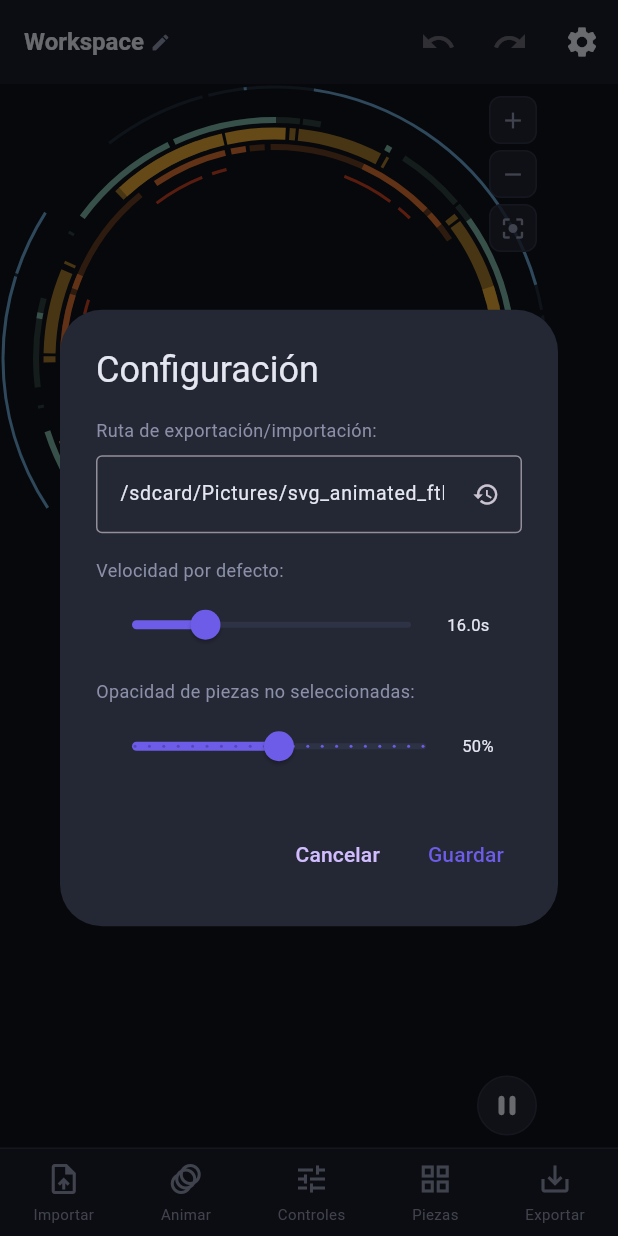
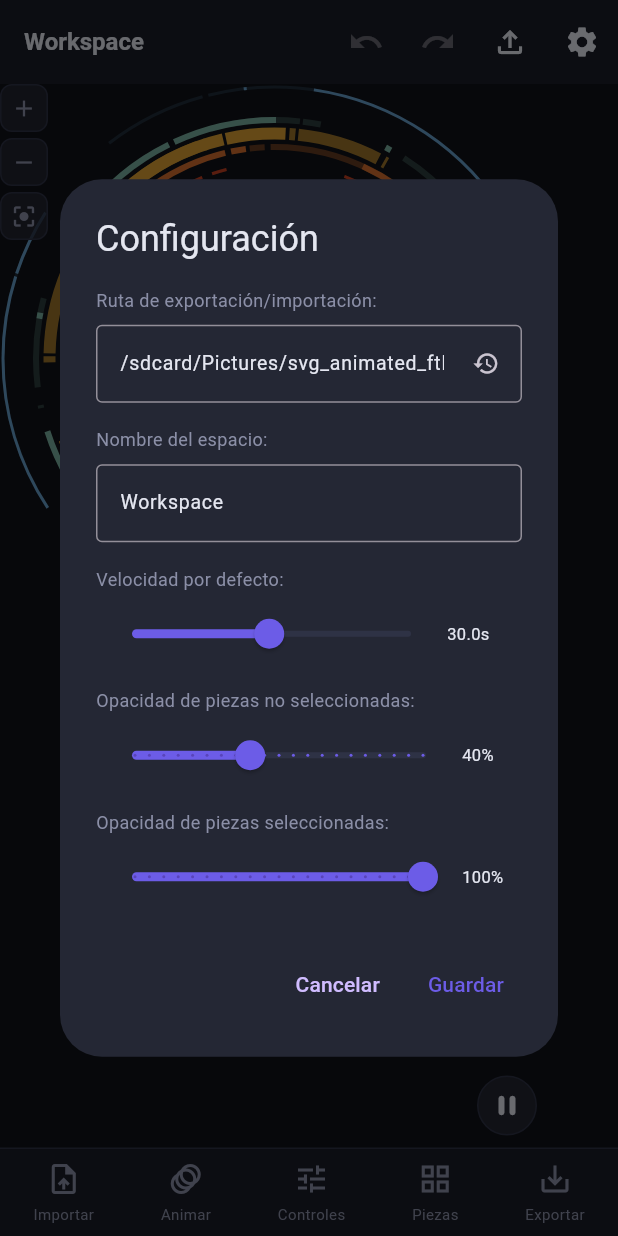
Before and after one commit to siliconvalleyar-oss/svg_animated_ftl, a Flutter app: the screen it shows after launch, after a tap on the "settings" icon, on a phone screen of 412 x 824 dp. Run offline on Flutter 3.47's test engine with Material 3 defaults, Android fonts, the phone set to English and light mode, and no system bars; our stand-ins replace flutter_svg, hive, hive_flutter, permission_handler; accounts and stored records are empty; generated files the repository leaves out were written again.

Commit message:
fix: zoom steps 3%, center button, import/export menu, workspace rename in settings, selection opacity

```diff
--- a/lib/providers/settings_provider.dart
+++ b/lib/providers/settings_provider.dart
@@ -6,16 +6,20 @@
   static const _exportPathKey = 'export_path';
   static const _dimOpacityKey = 'dim_opacity';
   static const _defaultSpeedKey = 'default_speed';
+  static const _selectedOpacityKey = 'selected_opacity';
   static const _defaultPath = '/sdcard/Pictures/svg_animated_ftl';
-  static const double _defaultDimOpacity = 0.5;
-  static const double _initialSpeed = 16.0;
+  static const double _defaultDimOpacity = 0.4;
+  static const double _defaultSelectedOpacity = 1.0;
+  static const double _initialSpeed = 30.0;
 
   String _exportPath = _defaultPath;
   double _dimOpacity = _defaultDimOpacity;
+  double _selectedOpacity = _defaultSelectedOpacity;
   double _speed = _initialSpeed;
 
   String get exportPath => _exportPath;
   double get dimOpacity => _dimOpacity;
+  double get selectedOpacity => _selectedOpacity;
   double get defaultSpeed => _speed;
 
   Future<void> init() async {
@@ -23,6 +27,7 @@
       final box = await Hive.openBox(_boxName);
       _exportPath = box.get(_exportPathKey, defaultValue: _defaultPath);
       _dimOpacity = (box.get(_dimOpacityKey, defaultValue: _defaultDimOpacity)).toDouble();
+      _selectedOpacity = (box.get(_selectedOpacityKey, defaultValue: _defaultSelectedOpacity)).toDouble();
       _speed = (box.get(_defaultSpeedKey, defaultValue: _initialSpeed)).toDouble();
       notifyListeners();
     } catch (e) {
@@ -52,6 +57,17 @@
     }
   }
 
+  Future<void> setSelectedOpacity(double opacity) async {
+    try {
+      _selectedOpacity = opacity.clamp(0.0, 1.0);
+      final box = await Hive.openBox(_boxName);
+      await box.put(_selectedOpacityKey, _selectedOpacity);
+      notifyListeners();
+    } catch (e) {
+      debugPrint('Error saving selected opacity: $e');
+    }
+  }
+
   Future<void> setDefaultSpeed(double speed) async {
     try {
       _speed = speed.clamp(0.5, 60.0);
--- a/lib/screens/home_screen.dart
+++ b/lib/screens/home_screen.dart
@@ -11,6 +11,7 @@
 import '../widgets/controls_panel.dart';
 import '../widgets/elements_list.dart';
 import '../widgets/shapes_grid.dart';
+import '../services/export_service.dart';
 
 class HomeScreen extends StatefulWidget {
   @override
@@ -33,7 +34,7 @@
         builder: (context, settings, _) {
           return Column(
             children: [
-              Expanded(child: SvgPreview(dimOpacity: settings.dimOpacity)),
+              Expanded(child: SvgPreview(dimOpacity: settings.dimOpacity, selectedOpacity: settings.selectedOpacity)),
               if (_selectedPanel >= 0) _buildPanel(),
             ],
           );
@@ -53,23 +54,13 @@
   PreferredSizeWidget _buildAppBar() {
     return AppBar(
       backgroundColor: AppColors.surface,
-      title: GestureDetector(
-        onTap: _renameWorkspace,
-        child: Consumer<SvgProvider>(
-          builder: (context, provider, _) {
-            return Row(
-              mainAxisSize: MainAxisSize.min,
-              children: [
-                Text(
-                  provider.activeWorkspace.name,
-                  style: const TextStyle(fontSize: 16, fontWeight: FontWeight.w600),
-                ),
-                const SizedBox(width: 4),
-                const Icon(Icons.edit, size: 14, color: AppColors.textDim),
-              ],
-            );
-          },
-        ),
+      title: Consumer<SvgProvider>(
+        builder: (context, provider, _) {
+          return Text(
+            provider.activeWorkspace.name,
+            style: const TextStyle(fontSize: 16, fontWeight: FontWeight.w600),
+          );
+        },
       ),
       actions: [
         IconButton(
@@ -83,6 +74,20 @@
           onPressed: context.watch<SvgProvider>().canRedo
               ? () => context.read<SvgProvider>().redo()
               : null,
+        ),
+        PopupMenuButton<String>(
+          icon: const Icon(Icons.file_upload_outlined),
+          onSelected: (value) {
+            if (value == 'import') {
+              _importSvgFromString();
+            } else if (value == 'export') {
+              _exportSvg();
+            }
+          },
+          itemBuilder: (context) => [
+            const PopupMenuItem(value: 'import', child: ListTile(leading: Icon(Icons.upload_file), title: Text('Importar SVG'))),
+            const PopupMenuItem(value: 'export', child: ListTile(leading: Icon(Icons.save_alt), title: Text('Exportar SVG'))),
+          ],
         ),
         IconButton(
           icon: const Icon(Icons.settings),
@@ -302,8 +307,11 @@
 
   void _showSettings() {
     final settings = context.read<SettingsProvider>();
-    final controller = TextEditingController(text: settings.exportPath);
+    final provider = context.read<SvgProvider>();
+    final pathController = TextEditingController(text: settings.exportPath);
+    final nameController = TextEditingController(text: provider.activeWorkspace.name);
     double tempDimOpacity = settings.dimOpacity;
+    double tempSelectedOpacity = settings.selectedOpacity;
     double tempSpeed = settings.defaultSpeed;
 
     showDialog(
@@ -321,7 +329,7 @@
                   const Text('Ruta de exportación/importación:', style: TextStyle(fontSize: 12, color: AppColors.textDim)),
                   const SizedBox(height: 8),
                   TextField(
-                    controller: controller,
+                    controller: pathController,
                     style: const TextStyle(color: AppColors.text, fontSize: 13),
                     decoration: InputDecoration(
                       hintText: '/sdcard/Pictures/svg_animated_ftl',
@@ -330,9 +338,21 @@
                       suffixIcon: IconButton(
                         icon: const Icon(Icons.restore, size: 18),
                         onPressed: () {
-                          controller.text = '/sdcard/Pictures/svg_animated_ftl';
+                          pathController.text = '/sdcard/Pictures/svg_animated_ftl';
                         },
                       ),
+                    ),
+                  ),
+                  const SizedBox(height: 16),
+                  const Text('Nombre del espacio:', style: TextStyle(fontSize: 12, color: AppColors.textDim)),
+                  const SizedBox(height: 8),
+                  TextField(
+                    controller: nameController,
+                    style: const TextStyle(color: AppColors.text, fontSize: 13),
+                    decoration: const InputDecoration(
+                      hintText: 'Workspace',
+                      hintStyle: TextStyle(color: AppColors.textDim),
+                      border: OutlineInputBorder(),
                     ),
                   ),
                   const SizedBox(height: 16),
@@ -387,6 +407,32 @@
                       ),
                     ],
                   ),
+                  const SizedBox(height: 12),
+                  const Text('Opacidad de piezas seleccionadas:', style: TextStyle(fontSize: 12, color: AppColors.textDim)),
+                  const SizedBox(height: 4),
+                  Row(
+                    children: [
+                      Expanded(
+                        child: Slider(
+                          value: tempSelectedOpacity,
+                          min: 0.0,
+                          max: 1.0,
+                          divisions: 20,
+                          activeColor: AppColors.accent,
+                          onChanged: (v) {
+                            setDialogState(() => tempSelectedOpacity = v);
+                          },
+                        ),
+                      ),
+                      SizedBox(
+                        width: 40,
+                        child: Text(
+                          '${(tempSelectedOpacity * 100).toInt()}%',
+                          style: const TextStyle(fontSize: 11, color: AppColors.text),
+                        ),
+                      ),
+                    ],
+                  ),
                 ],
               ),
             ),
@@ -397,7 +443,7 @@
               ),
               TextButton(
                 onPressed: () async {
-                  final path = controller.text.trim();
+                  final path = pathController.text.trim();
                   if (path.isNotEmpty) {
                     final dir = Directory(path);
                     if (!await dir.exists()) {
@@ -405,7 +451,12 @@
                     }
                     await settings.setExportPath(path);
                   }
+                  final name = nameController.text.trim();
+                  if (name.isNotEmpty && name != provider.activeWorkspace.name) {
+                    provider.renameWorkspace(name);
+                  }
                   await settings.setDimOpacity(tempDimOpacity);
+                  await settings.setSelectedOpacity(tempSelectedOpacity);
                   await settings.setDefaultSpeed(tempSpeed);
                   if (mounted) {
                     ScaffoldMessenger.of(context).showSnackBar(
@@ -562,8 +613,14 @@
         await dir.create(recursive: true);
       }
 
+      final animatedSvg = await ExportService.generateAnimatedSvg(
+        originalSvg: provider.currentSvgString!,
+        elementAnimations: provider.elementAnimations,
+        trajectories: provider.activeWorkspace.trajectories,
+      );
+
       final file = File('${settings.exportPath}/animated_svg_${DateTime.now().millisecondsSinceEpoch}.svg');
-      await file.writeAsString(provider.currentSvgString!, flush: true);
+      await file.writeAsString(animatedSvg, flush: true);
 
       if (mounted) {
         ScaffoldMessenger.of(context).showSnackBar(
--- a/lib/widgets/svg_preview.dart
+++ b/lib/widgets/svg_preview.dart
@@ -14,8 +14,9 @@
 
 class SvgPreview extends StatefulWidget {
   final double dimOpacity;
+  final double selectedOpacity;
 
-  const SvgPreview({Key? key, this.dimOpacity = 0.5}) : super(key: key);
+  const SvgPreview({Key? key, this.dimOpacity = 0.5, this.selectedOpacity = 1.0}) : super(key: key);
 
   @override
   State<SvgPreview> createState() => _SvgPreviewState();
@@ -60,7 +61,7 @@
                   minScale: AppConstants.minZoom,
                   maxScale: AppConstants.maxZoom,
                   child: hasAnimations
-                      ? IndividualElementsView(dimOpacity: widget.dimOpacity)
+                      ? IndividualElementsView(dimOpacity: widget.dimOpacity, selectedOpacity: widget.selectedOpacity)
                       : AnimatedOpacity(
                           duration: const Duration(milliseconds: 200),
                           opacity: hasSelection ? widget.dimOpacity : 1.0,
@@ -83,24 +84,6 @@
                         width: 2,
                       ),
                       borderRadius: BorderRadius.circular(4),
-                    ),
-                  ),
-                ),
-
-              // Selection count badge
-              if (hasSelection)
-                Positioned(
-                  top: 8,
-                  left: 8,
-                  child: Container(
-                    padding: const EdgeInsets.symmetric(horizontal: 8, vertical: 4),
-                    decoration: BoxDecoration(
-                      color: AppColors.accent.withValues(alpha: 0.85),
-                      borderRadius: BorderRadius.circular(10),
-                    ),
-                    child: Text(
-                      '${provider.activeWorkspace.selectedGroupElements.length} sel.',
-                      style: const TextStyle(color: Colors.white, fontSize: 10, fontWeight: FontWeight.w600),
                     ),
                   ),
                 ),
@@ -142,9 +125,9 @@
 
   double _getAverageSpeed(SvgProvider provider) {
     final configs = provider.elementAnimations.values;
-    if (configs.isEmpty) return 16.0;
+    if (configs.isEmpty) return 30.0;
     final speeds = configs.where((c) => c.presetId != null).map((c) => c.speed);
-    if (speeds.isEmpty) return 16.0;
+    if (speeds.isEmpty) return 30.0;
     return speeds.reduce((a, b) => a + b) / speeds.length;
   }
 }
--- a/lib/widgets/zoom_controls.dart
+++ b/lib/widgets/zoom_controls.dart
@@ -8,6 +8,10 @@
 
   @override
   Widget build(BuildContext context) {
+    return LayoutBuilder(
+      builder: (context, constraints) {
+        final viewportW = constraints.maxWidth;
+        final viewportH = constraints.maxHeight;
         return Positioned(
           right: 8,
           top: 8,
@@ -18,7 +22,7 @@
                 onTap: () {
                   if (controller != null) {
                     final matrix = controller!.value.clone();
-                final scaleMatrix = Matrix4.diagonal3Values(1.3, 1.3, 1.0);
+                    final scaleMatrix = Matrix4.diagonal3Values(1.03, 1.03, 1.0);
                     controller!.value = scaleMatrix * matrix;
                   }
                 },
@@ -29,7 +33,7 @@
                 onTap: () {
                   if (controller != null) {
                     final matrix = controller!.value.clone();
-                final scaleMatrix = Matrix4.diagonal3Values(0.7, 0.7, 1.0);
+                    final scaleMatrix = Matrix4.diagonal3Values(0.97, 0.97, 1.0);
                     controller!.value = scaleMatrix * matrix;
                   }
                 },
@@ -39,12 +43,19 @@
                 icon: Icons.center_focus_strong,
                 onTap: () {
                   if (controller != null) {
-                controller!.value = Matrix4.identity();
+                    final current = controller!.value.clone();
+                    final scale = current.getMaxScaleOnAxis();
+                    final tx = viewportW / 2 * (1 - scale);
+                    final ty = viewportH / 2 * (1 - scale);
+                    current.setTranslationRaw(tx, ty, 0);
+                    controller!.value = current;
                   }
                 },
               ),
             ],
           ),
+        );
+      },
     );
   }
 
```
Also changed, not shown: lib/widgets/individual_elements_view.dart (+9 -12 lines), lib/widgets/pieces_overlay.dart (+0 -24 lines), 1 other file. Lines whose indentation alone changed are shown as unchanged.
